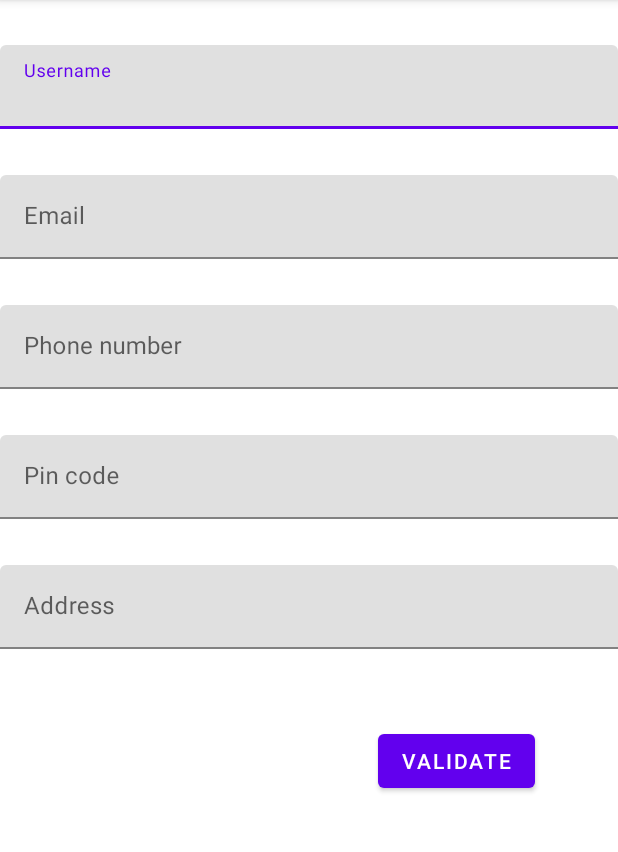
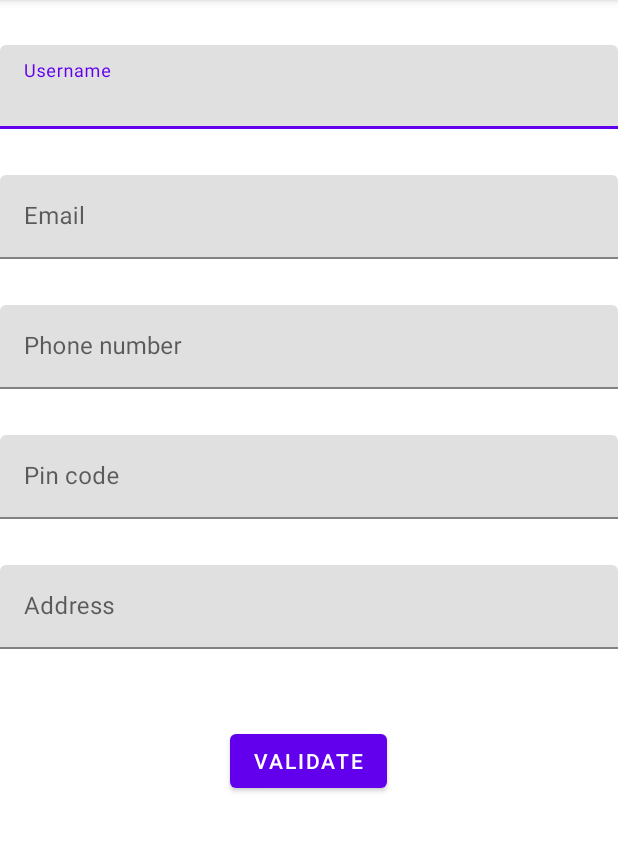
Before and after one commit to yashaswiniyellapu/user-info, an Android app: the screen it shows after launch (HomeActivity), on a phone screen of 412 x 824 dp, the part 84-936 px from its top. Run offline under Robolectric (Android 15) with nearby library versions, the light colour scheme and no system bars.

Commit message:
Add configuration change

```diff
--- a/app/src/main/java/com/everest/userinfo/HomeActivity.kt
+++ b/app/src/main/java/com/everest/userinfo/HomeActivity.kt
@@ -3,6 +3,7 @@ package com.everest.userinfo
 import android.content.Intent
 import androidx.appcompat.app.AppCompatActivity
 import android.os.Bundle
+import android.os.PersistableBundle
 import android.view.View
 import android.widget.Toast
 import androidx.core.view.isInvisible
@@ -53,5 +54,27 @@ class HomeActivity : AppCompatActivity() {
 
     }
 
+    override fun onSaveInstanceState(outState: Bundle) {
+        super.onSaveInstanceState(outState)
+        outState.putString("userName",binding.inputUserName.text.toString())
+        outState.putString("email",binding.inputEmail.text.toString())
+        outState.putString("phoneNumber",binding.inputPh.text.toString())
+        outState.putString("pinCode",binding.inputPinCode.text.toString())
+        outState.putString("userAddress",binding.inputAddress.text.toString())
+        outState.putInt("visibilityDisplay", binding.displayTV.visibility)
+        outState.putInt("visibilityInput",binding.inputTV.visibility)
+    }
+
+    override fun onRestoreInstanceState(savedInstanceState: Bundle) {
+        super.onRestoreInstanceState(savedInstanceState)
+        savedInstanceState.getString("userName")
+        savedInstanceState.getString("email")
+        savedInstanceState.getString("phoneNumber")
+        savedInstanceState.getString("pinCode")
+        savedInstanceState.getString("userAddress")
+        binding.displayTV.visibility=savedInstanceState.getInt("visibilityDisplay")
+        binding.inputTV.visibility=savedInstanceState.getInt("visibilityInput")
+    }
+
 
 }
--- a/app/src/main/res/layout/activity_home.xml
+++ b/app/src/main/res/layout/activity_home.xml
@@ -1,6 +1,10 @@
 <?xml version="1.0" encoding="utf-8"?>
-<LinearLayout xmlns:android="http://schemas.android.com/apk/res/android"
+<ScrollView xmlns:android="http://schemas.android.com/apk/res/android"
     xmlns:app="http://schemas.android.com/apk/res-auto"
+    android:layout_width="match_parent"
+    android:layout_height="match_parent">
+
+    <LinearLayout
         android:layout_width="match_parent"
         android:layout_height="match_parent"
         android:orientation="vertical">
@@ -23,8 +27,7 @@
                     android:layout_width="match_parent"
                     android:layout_height="wrap_content"
                     android:hint="@string/user_name"
-                android:inputType="text">
-            </EditText>
+                    android:inputType="text" />
             </com.google.android.material.textfield.TextInputLayout>
 
             <com.google.android.material.textfield.TextInputLayout
@@ -39,8 +42,7 @@
                     android:layout_width="match_parent"
                     android:layout_height="wrap_content"
                     android:hint="@string/user_email"
-                android:inputType="textEmailAddress">
-            </EditText>
+                    android:inputType="textEmailAddress" />
             </com.google.android.material.textfield.TextInputLayout>
 
             <com.google.android.material.textfield.TextInputLayout
@@ -55,8 +57,7 @@
                     android:layout_width="match_parent"
                     android:layout_height="wrap_content"
                     android:hint="@string/user_ph"
-                android:inputType="phone">
-            </EditText>
+                    android:inputType="phone" />
             </com.google.android.material.textfield.TextInputLayout>
 
             <com.google.android.material.textfield.TextInputLayout
@@ -71,8 +72,7 @@
                     android:layout_width="match_parent"
                     android:layout_height="wrap_content"
                     android:hint="@string/user_pin_code"
-                android:inputType="number">
-            </EditText>
+                    android:inputType="number" />
             </com.google.android.material.textfield.TextInputLayout>
 
             <com.google.android.material.textfield.TextInputLayout
@@ -87,26 +87,27 @@
                     android:layout_width="match_parent"
                     android:layout_height="wrap_content"
                     android:hint="@string/user_address"
-                android:inputType="textMultiLine"></EditText>
+                    android:inputType="textMultiLine"/>
             </com.google.android.material.textfield.TextInputLayout>
 
             <Button
                 android:id="@+id/validate_button"
                 android:layout_width="wrap_content"
                 android:layout_height="wrap_content"
-            android:layout_marginLeft="40mm"
+                android:layout_gravity="center"
                 android:layout_marginTop="30dp"
-            android:text="@string/validate"></Button>
+                android:text="@string/validate"/>
         </LinearLayout>
 
         <LinearLayout
             android:id="@+id/displayTV"
             android:layout_width="match_parent"
             android:layout_height="wrap_content"
+            android:layout_marginTop="40dp"
             android:orientation="vertical"
-        android:layout_marginTop="40dp"
             android:visibility="gone"
             >
+
             <LinearLayout
                 android:layout_width="match_parent"
                 android:layout_height="wrap_content"
@@ -117,132 +118,121 @@
                     android:layout_width="wrap_content"
                     android:layout_height="wrap_content"
                     android:text="@string/user_name"
-                android:textStyle="bold"
-                >
-            </TextView>
+                    android:textStyle="bold" />
 
                 <TextView
                     android:id="@+id/dis_username_TV"
                     android:layout_width="wrap_content"
                     android:layout_height="wrap_content"
-                android:text="@string/user_name"
-                android:layout_marginLeft="10dp">
-            </TextView>
+                    android:layout_marginStart="10dp"
+                    android:text="@string/user_name" />
             </LinearLayout>
 
             <LinearLayout
                 android:layout_width="match_parent"
                 android:layout_height="wrap_content"
-            android:orientation="horizontal"
-            android:layout_marginTop="5dp">
+                android:layout_marginTop="5dp"
+                android:orientation="horizontal">
 
                 <TextView
                     android:id="@+id/emailTV"
                     android:layout_width="wrap_content"
                     android:layout_height="wrap_content"
                     android:text="@string/user_email"
-                android:textStyle="bold">
-            </TextView>
+                    android:textStyle="bold" />
 
                 <TextView
                     android:id="@+id/dis_emailTV"
                     android:layout_width="wrap_content"
                     android:layout_height="wrap_content"
-                android:text="@string/user_email"
-                android:layout_marginLeft="10dp">
-            </TextView>
+                    android:layout_marginStart="10dp"
+                    android:text="@string/user_email" />
             </LinearLayout>
 
             <LinearLayout
                 android:layout_width="match_parent"
                 android:layout_height="wrap_content"
-            android:orientation="horizontal"
-            android:layout_marginTop="5dp">
+                android:layout_marginTop="5dp"
+                android:orientation="horizontal">
 
                 <TextView
                     android:id="@+id/phone_number_TV"
                     android:layout_width="wrap_content"
                     android:layout_height="wrap_content"
                     android:text="@string/user_ph"
-                android:textStyle="bold">
-            </TextView>
+                    android:textStyle="bold" />
 
                 <TextView
                     android:id="@+id/dis_phone_number_TV"
                     android:layout_width="wrap_content"
                     android:layout_height="wrap_content"
-                android:text="@string/user_ph"
-                android:layout_marginLeft="10dp">
-            </TextView>
+                    android:layout_marginStart="10dp"
+                    android:text="@string/user_ph" />
             </LinearLayout>
 
             <LinearLayout
                 android:layout_width="match_parent"
                 android:layout_height="wrap_content"
-            android:orientation="horizontal"
-            android:layout_marginTop="5dp">
+                android:layout_marginTop="5dp"
+                android:orientation="horizontal">
 
                 <TextView
                     android:id="@+id/pin_code_TV"
                     android:layout_width="wrap_content"
                     android:layout_height="wrap_content"
                     android:text="@string/user_pin_code"
-                android:textStyle="bold">
-            </TextView>
+                    android:textStyle="bold" />
 
                 <TextView
                     android:id="@+id/dis_pin_code_TV"
                     android:layout_width="wrap_content"
                     android:layout_height="wrap_content"
-                android:text="@string/user_pin_code"
-                android:layout_marginLeft="10dp">
-            </TextView>
+                    android:layout_marginStart="10dp"
+                    android:text="@string/user_pin_code" />
             </LinearLayout>
 
             <LinearLayout
                 android:layout_width="match_parent"
                 android:layout_height="wrap_content"
-            android:orientation="horizontal"
-            android:layout_marginTop="5dp">
+                android:layout_marginTop="5dp"
+                android:orientation="horizontal">
 
                 <TextView
                     android:id="@+id/address_TV"
                     android:layout_width="wrap_content"
                     android:layout_height="wrap_content"
                     android:text="@string/user_address"
-                android:textStyle="bold">
-            </TextView>
+                    android:textStyle="bold" />
 
                 <TextView
                     android:id="@+id/dis_address_TV"
                     android:layout_width="wrap_content"
                     android:layout_height="wrap_content"
-                android:text="@string/user_address"
-                android:layout_marginLeft="10dp">
-            </TextView>
+                    android:layout_marginStart="10dp"
+                    android:text="@string/user_address" />
             </LinearLayout>
+
             <LinearLayout
                 android:layout_width="match_parent"
                 android:layout_height="wrap_content"
-            android:orientation="horizontal"
-            android:layout_marginTop="5dp">
+                android:layout_marginTop="5dp"
+                android:orientation="horizontal">
+
                 <Button
+                    android:id="@+id/confirm_button"
                     android:layout_width="wrap_content"
                     android:layout_height="wrap_content"
-                android:text="@string/confirm_button"
-                android:id="@+id/confirm_button"
-                android:layout_marginLeft="30dp"
-                >
-            </Button>
+                    android:layout_marginStart="40dp"
+                    android:text="@string/confirm_button" />
+
                 <Button
+                    android:id="@+id/cancel_button"
                     android:layout_width="wrap_content"
-                android:layout_marginLeft="20mm"
                     android:layout_height="wrap_content"
-                android:text="@string/cancel_button"
-                android:id="@+id/cancel_button"
-                >
-            </Button>
+                    android:layout_marginHorizontal="80dp"
+                    android:text="@string/cancel_button" />
             </LinearLayout>
         </LinearLayout>
 
     </LinearLayout>
+</ScrollView>
```
Lines whose indentation alone changed are shown as unchanged.
